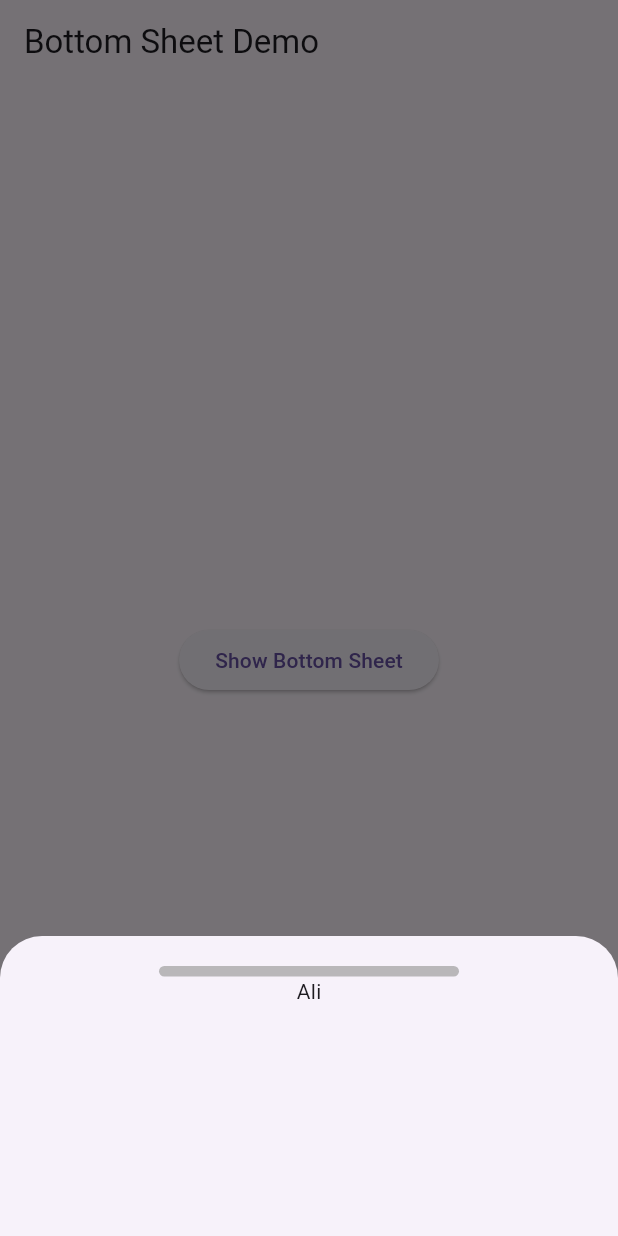
After one commit to MuhammadAliKust/Sawera-Project, a Flutter app: the screen it shows after launch, after a tap on "Show Bottom Sheet", on a phone screen of 412 x 824 dp. The commit adds this screen. Run offline on Flutter 3.47's test engine with Material 3 defaults, Android fonts, the phone set to English and light mode, and no system bars; our stand-ins replace smooth_page_indicator.

Commit message:
Dialog Box and Bottom Sheet Done

```diff
--- /dev/null
+++ b/lib/bottom_sheet.dart
@@ -0,0 +1,43 @@
+import 'package:flutter/material.dart';
+
+class BottomSheetDemo extends StatelessWidget {
+  const BottomSheetDemo({super.key});
+
+  @override
+  Widget build(BuildContext context) {
+    return Scaffold(
+      appBar: AppBar(
+        title: Text("Bottom Sheet Demo"),
+      ),
+      body: Center(
+        child: ElevatedButton(
+            onPressed: () {
+              showModalBottomSheet(
+                  context: context,
+                  builder: (context) {
+                    return Container(
+                      width: MediaQuery.of(context).size.width,
+                      height: 200,
+                      child: Column(
+                        children: [
+                          SizedBox(
+                            height: 20,
+                          ),
+                          Container(
+                            height: 7,
+                            width: 200,
+                            decoration: BoxDecoration(
+                                color: Colors.grey.withOpacity(0.7),
+                                borderRadius: BorderRadius.circular(20)),
+                          ),
+                          Text("Ali")
+                        ],
+                      ),
+                    );
+                  });
+            },
+            child: Text("Show Bottom Sheet")),
+      ),
+    );
+  }
+}
--- a/lib/main.dart
+++ b/lib/main.dart
@@ -6,6 +6,8 @@
 import 'package:sawera_project/single_selection_demo.dart';
 import 'package:sawera_project/tabbar.dart';
 import 'bottom_bar.dart';
+import 'bottom_sheet.dart';
+import 'dialog_box.dart';
 import 'list_view_demo.dart';
 import 'login.dart';
 import 'multiple_selection_demo.dart';
@@ -21,7 +23,7 @@
   Widget build(BuildContext context) {
     return  MaterialApp(
       debugShowCheckedModeBanner: false,
-      home: TabbarDemo(),
+      home: BottomSheetDemo(),
     );
   }
 }
```
Also changed, not shown: lib/dialog_box.dart (added, +37 -0 lines).
